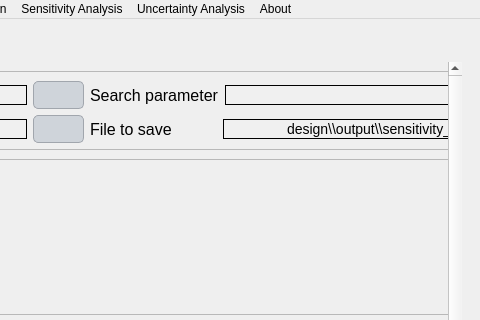
This is ui/Qvfsmod_dialog_base.ui in Inigobarbe/VFSMOD-GUI as Qt 5 draws it before an edit; both pictures show x 320 to 800 and y 0 to 320 of the 800 by 599 pixel window. The edited form follows.
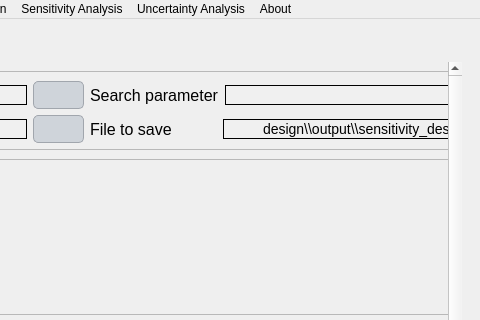
This is the edited form. The open tabs and pages were chosen to show the change. Icons and pictures are not drawn.

```diff
--- a/ui/Qvfsmod_dialog_base.ui
+++ b/ui/Qvfsmod_dialog_base.ui
@@ -3035,7 +3035,7 @@
           <widget class="QWidget" name="scrollAreaWidgetContents_13">
            <property name="geometry">
             <rect>
-             <x>0</x>
+             <x>-353</x>
              <y>0</y>
              <width>1324</width>
              <height>743</height>
@@ -3484,7 +3484,7 @@
                     </size>
                    </property>
                    <property name="text">
-                    <string>design\\output\\sensitivity_design.csv</string>
+                    <string>design\\output\\sensitivity_design_morris.csv</string>
                    </property>
                    <property name="alignment">
                     <set>Qt::AlignCenter</set>
```
Left out of the diff: 8 changed lines with no effect on the pictures.
